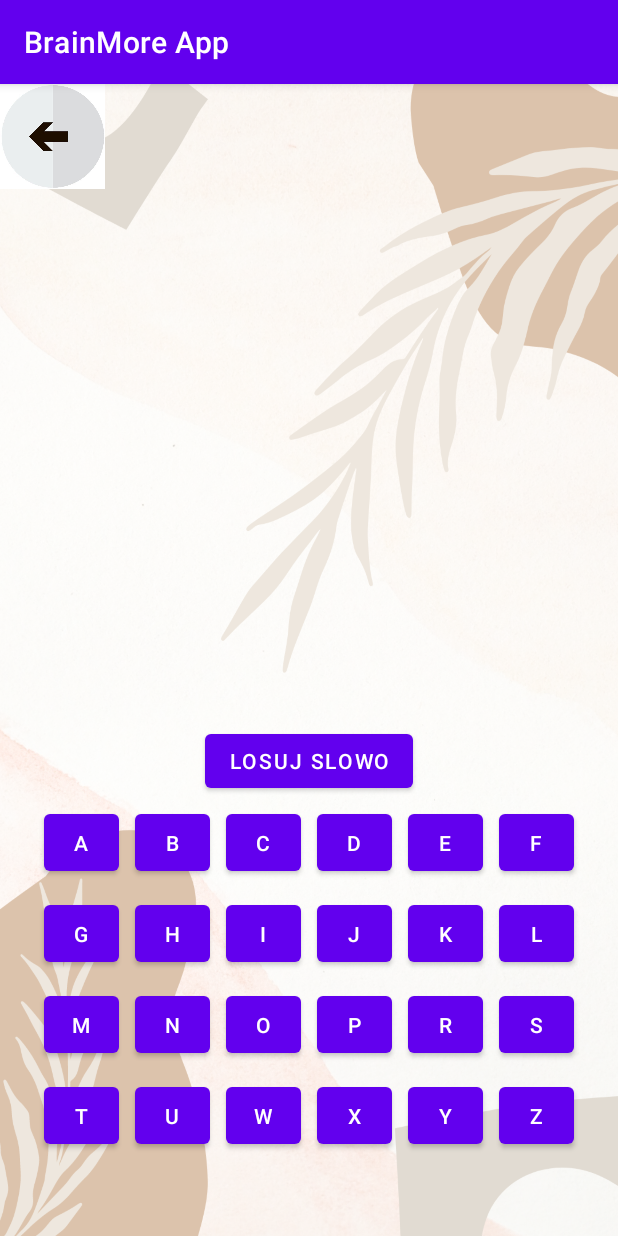
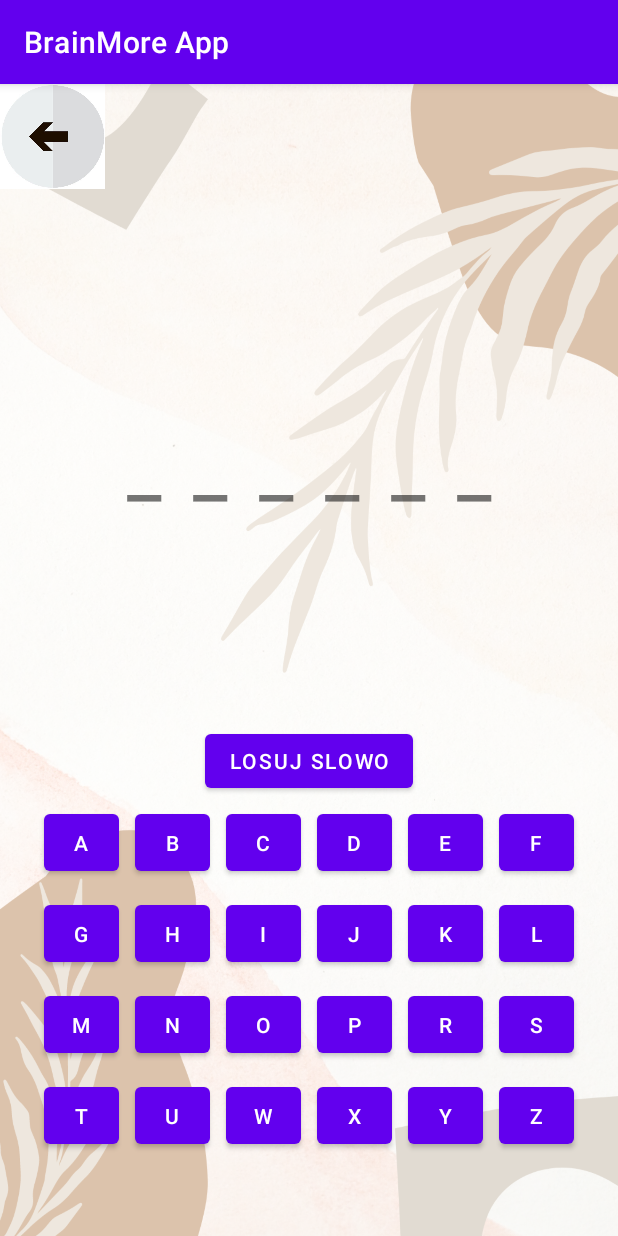
Before and after one commit to livcia/BrainMore_App, an Android app: the WordGame screen opened directly, with no data from a screen before it, after a tap on "LOSUJ SLOWO", on a phone screen of 412 x 824 dp. Run offline under Robolectric (Android 15) with nearby library versions, the phone set to English and light mode, and no system bars.

Commit message:
add drawWord.setOnClickListener and ifLetter void

```diff
--- a/app/src/main/java/com/example/brainmoreapp/WordGame.java
+++ b/app/src/main/java/com/example/brainmoreapp/WordGame.java
@@ -9,25 +9,28 @@ import android.widget.Button;
 import android.widget.ImageView;
 import android.widget.TextView;
 
+import java.nio.charset.Charset;
 import java.util.Random;
 
 public class WordGame extends AppCompatActivity {
-    String[] PLWords = new String[] {"PLANETA", "DELFIN", "FIGURA"};
-    String[] ENGWords = new String[] {"FAIRLY", "TRUSTY", "MISFIT"};
+    Random rand;
+    String[] PLWords = new String[]{"PLANETA", "DELFIN", "FIGURA"};
+    String[] ENGWords = new String[]{"FAIRLY", "TRUSTY", "MISFIT"};
     Button drawWord, letterA, letterB, letterC, letterD, letterE, letterF, letterG, letterH, letterI, letterJ, letterK, letterL, letterM, letterN, letterO, letterP, letterR, letterS, letterT, letterU, letterW, letterX, letterY, letterZ;
+    int IntwordPL;
+
     @Override
     protected void onCreate(Bundle savedInstanceState) {
         super.onCreate(savedInstanceState);
         setContentView(R.layout.activity_word_game);
         Intent intent = getIntent();
-        Boolean lang = intent.getBooleanExtra("PL_or_ENG",false);
-        Random rand = new Random();
-        int IntwordPL = rand.nextInt(PLWords.length);
-        TextView text = findViewById(R.id.textViewGenerate);
+        Boolean lang = intent.getBooleanExtra("PL_or_ENG", false);
+        rand = new Random();
+        IntwordPL = rand.nextInt(PLWords.length);
         Button drawWord = findViewById(R.id.drawWord);
-        if(lang){
+        if (lang) {
             drawWord.setText("Draw word");
-        }else{
+        } else {
             drawWord.setText("Losuj slowo");
         }
         drawWord = findViewById(R.id.drawWord);
@@ -246,14 +249,37 @@ public class WordGame extends AppCompatActivity {
                 blockButton(letterZ, false);
             }
         });
+        drawWord.setOnClickListener(new View.OnClickListener() {
+            @Override
+            public void onClick(View view) {
+                rand = new Random();
+                IntwordPL = rand.nextInt(PLWords.length);
+            }
+        });
+    }
 
-    }
-    public void blockButton(Button btn, boolean blockorleave){
+    public void blockButton(Button btn, boolean blockorleave) {
         btn.setEnabled(blockorleave);
     }
-    public void clickEvent(View v)
-    {
+
+    public Boolean ifLetter(CharSequence letter, Boolean lang) {
+        if (lang) {
+            if (PLWords[IntwordPL].contains(letter)) {
+                return true;
+            } else {
+                return false;
+            }
+        } else {
+            if (ENGWords[IntwordPL].contains(letter)) {
+                return true;
+            } else {
+                return false;
+            }
+        }
+    }
+
+    public void clickEvent(View v) {
         Intent intent = new Intent(getApplicationContext(), MainActivity.class);
         startActivity(intent);
     }
-    }
+}
--- a/app/src/main/res/layout/activity_word_game.xml
+++ b/app/src/main/res/layout/activity_word_game.xml
@@ -12,15 +12,60 @@
     android:layout_height="70dp"
     android:src="@drawable/arrow"
     />
-    <TextView
-        android:layout_marginTop="200dp"
-        android:id="@+id/textViewGenerate"
-        android:fontFamily="sans-serif-condensed"
-        android:textSize="40sp"
-        android:text=""
+    <LinearLayout
         android:layout_centerHorizontal="true"
         android:layout_width="wrap_content"
+        android:layout_height="wrap_content"
+        android:orientation="horizontal">
+    <TextView
+        android:padding="10dp"
+        android:layout_marginTop="200dp"
+        android:fontFamily="sans-serif-condensed"
+        android:textSize="60sp"
+        android:text="_"
+        android:layout_width="wrap_content"
         android:layout_height="wrap_content" />
+        <TextView
+            android:padding="10dp"
+            android:layout_marginTop="200dp"
+            android:fontFamily="sans-serif-condensed"
+            android:textSize="60sp"
+            android:text="_"
+            android:layout_width="wrap_content"
+            android:layout_height="wrap_content" />
+        <TextView
+            android:padding="10dp"
+            android:layout_marginTop="200dp"
+            android:fontFamily="sans-serif-condensed"
+            android:textSize="60sp"
+            android:text="_"
+            android:layout_width="wrap_content"
+            android:layout_height="wrap_content" />
+        <TextView
+            android:padding="10dp"
+            android:layout_marginTop="200dp"
+            android:fontFamily="sans-serif-condensed"
+            android:textSize="60sp"
+            android:text="_"
+            android:layout_width="wrap_content"
+            android:layout_height="wrap_content" />
+        <TextView
+            android:padding="10dp"
+            android:layout_marginTop="200dp"
+            android:fontFamily="sans-serif-condensed"
+            android:textSize="60sp"
+            android:text="_"
+            android:layout_width="wrap_content"
+            android:layout_height="wrap_content" />
+        <TextView
+            android:padding="10dp"
+            android:layout_marginTop="200dp"
+            android:fontFamily="sans-serif-condensed"
+            android:textSize="60sp"
+            android:text="_"
+            android:layout_width="wrap_content"
+            android:layout_height="wrap_content" />
+    </LinearLayout>
     <Button
         android:id="@+id/drawWord"
         android:layout_centerHorizontal="true"
```
